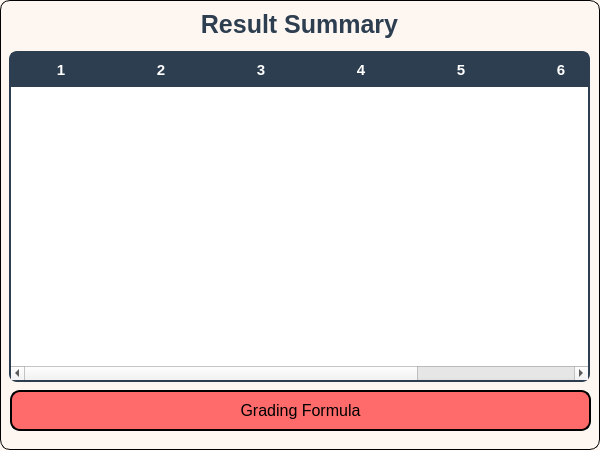
Before: the Qt Designer form StudentPanel/StudentResult.ui in sarimkhan4/SchoolManagementSystem, drawn with Qt 5.
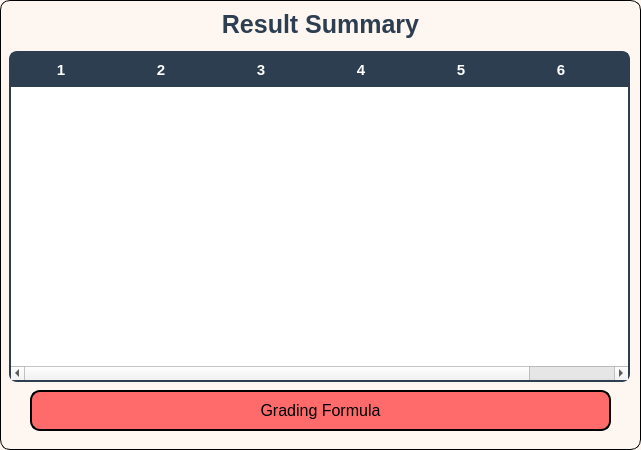
After: the same form once the commit is applied.

Diff of the .ui file:
```diff
--- a/StudentPanel/StudentResult.ui
+++ b/StudentPanel/StudentResult.ui
@@ -6,7 +6,7 @@
    <rect>
     <x>0</x>
     <y>0</y>
-    <width>600</width>
+    <width>641</width>
     <height>450</height>
    </rect>
   </property>
@@ -23,7 +23,7 @@
   <widget class="QLabel" name="titleLabel">
    <property name="geometry">
     <rect>
-     <x>9</x>
+     <x>30</x>
      <y>9</y>
      <width>581</width>
      <height>31</height>
@@ -53,7 +53,7 @@
     <rect>
      <x>9</x>
      <y>51</y>
-     <width>581</width>
+     <width>621</width>
      <height>331</height>
     </rect>
    </property>
@@ -134,7 +134,7 @@
   <widget class="QPushButton" name="gradingFormulaButton">
    <property name="geometry">
     <rect>
-     <x>10</x>
+     <x>30</x>
      <y>390</y>
      <width>581</width>
      <height>41</height>
```
